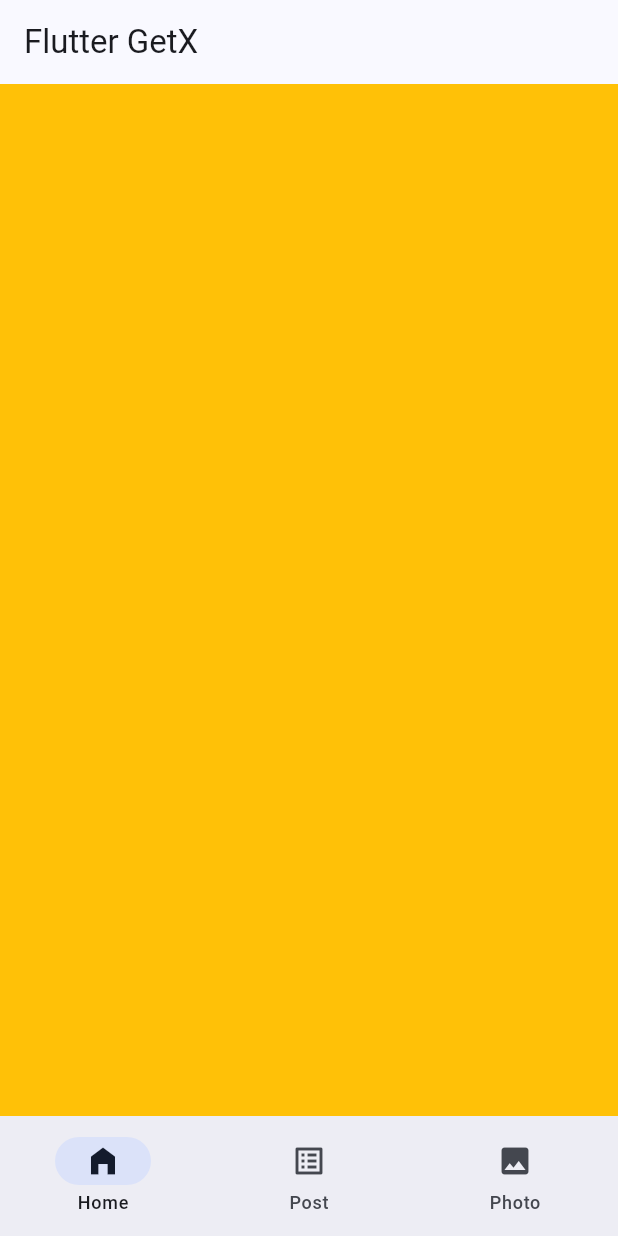
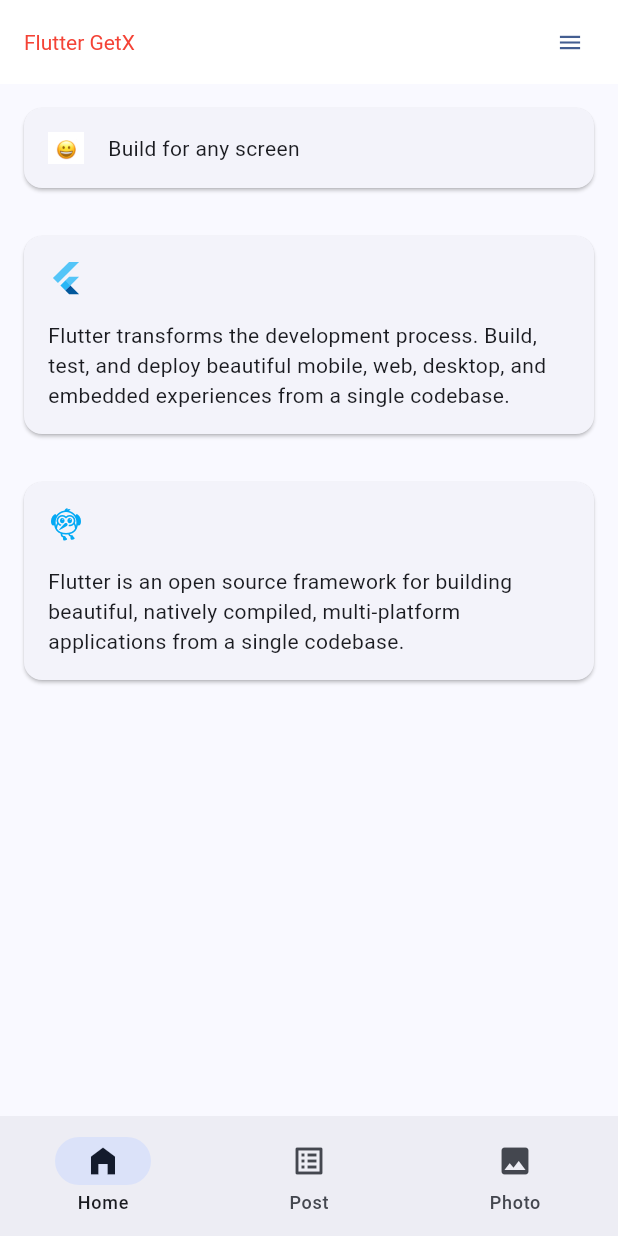
Before and after one commit to BobbyGim/flutter_getx, a Flutter app: the screen it shows after launch, on a phone screen of 412 x 824 dp. Run offline on Flutter 3.47's test engine with Material 3 defaults, Android fonts, the phone set to English and light mode, and no system bars; our stand-ins replace get; network calls fail; Roboto replaces fonts that are missing (NanumGothic).

```diff
--- /dev/null
+++ b/lib/api/api_info.dart
@@ -0,0 +1,3 @@
+class ApiInfo {
+  static const String rootPostUrl = "https://jsonplaceholder.typicode.com";
+}
--- /dev/null
+++ b/lib/common/code_info.dart
@@ -0,0 +1,4 @@
+enum CodeInfo {
+  ok,
+  err,
+}
--- a/lib/common/translations_info.dart
+++ b/lib/common/translations_info.dart
@@ -15,6 +15,11 @@ class TranslationsInfo extends Translations {
     "navBar.home": "Home",
     "navBar.post": "Post",
     "navBar.photo": "Photo",
+    "home.card.1": "Build for any screen",
+    "home.card.2":
+        "Flutter transforms the development process. Build, test, and deploy beautiful mobile, web, desktop, and embedded experiences from a single codebase.",
+    "home.card.3":
+        "Flutter is an open source framework for building beautiful, natively compiled, multi-platform applications from a single codebase.",
   };
 
   final Map<String, String> ko = {
@@ -24,5 +29,10 @@ class TranslationsInfo extends Translations {
     "navBar.home": "홈",
     "navBar.post": "포스트",
     "navBar.photo": "사진",
+    "home.card.1": "Build for any screen",
+    "home.card.2":
+        "Flutter transforms the development process. Build, test, and deploy beautiful mobile, web, desktop, and embedded experiences from a single codebase.",
+    "home.card.3":
+        "Flutter is an open source framework for building beautiful, natively compiled, multi-platform applications from a single codebase.",
   };
 }
--- a/lib/view/home/home_screen.dart
+++ b/lib/view/home/home_screen.dart
@@ -1,12 +1,92 @@
 import 'package:flutter/material.dart';
+import 'package:get/get.dart';
+import 'package:getx/components/loading_widget.dart';
+import 'package:getx/controller/home_controller.dart';
 
-class HomeScreen extends StatelessWidget {
+class HomeScreen extends GetView<HomeController> {
   const HomeScreen({super.key});
 
   @override
   Widget build(BuildContext context) {
-    return Container(
-      color: Colors.amber,
+    return Scaffold(
+      body: SafeArea(
+        child: Stack(
+          children: [
+            Column(
+              children: [
+                Card(
+                  margin: EdgeInsets.all(16),
+                  child: Padding(
+                    padding: const EdgeInsets.all(16.0),
+                    child: Row(
+                      children: [
+                        Image.asset(
+                          "assets/img/flutter.png",
+                          width: 24,
+                        ),
+                        SizedBox(
+                          width: 16,
+                        ),
+                        Expanded(
+                          child: Text("home.card.1".tr),
+                        ),
+                      ],
+                    ),
+                  ),
+                ),
+                Card(
+                  margin: EdgeInsets.all(16),
+                  child: Padding(
+                    padding: EdgeInsets.all(16),
+                    child: SizedBox(
+                      width: double.infinity,
+                      child: Column(
+                        crossAxisAlignment: CrossAxisAlignment.start,
+                        children: [
+                          FlutterLogo(),
+                          SizedBox(
+                            height: 16,
+                          ),
+                          Text("home.card.2".tr),
+                        ],
+                      ),
+                    ),
+                  ),
+                ),
+                Card(
+                  margin: EdgeInsets.all(16),
+                  child: Padding(
+                    padding: EdgeInsets.all(16),
+                    child: SizedBox(
+                      width: double.infinity,
+                      child: Column(
+                        crossAxisAlignment: CrossAxisAlignment.start,
+                        children: [
+                          Icon(
+                            Icons.flutter_dash,
+                            color: Colors.lightBlue,
+                          ),
+                          SizedBox(
+                            height: 16,
+                          ),
+                          Text(
+                            "home.card.3".tr,
+                          )
+                        ],
+                      ),
+                    ),
+                  ),
+                )
+              ],
+            ),
+            Obx(
+              () => LoadingWidget(
+                isViaible: controller.isLoading.value,
+              ),
+            ),
+          ],
+        ),
+      ),
     );
   }
 }
--- a/lib/view/main_screen.dart
+++ b/lib/view/main_screen.dart
@@ -1,7 +1,7 @@
 import 'package:animations/animations.dart';
 import 'package:flutter/material.dart';
 import 'package:get/get.dart';
-import 'package:getx/components/main_controller.dart';
+import 'package:getx/controller/main_controller.dart';
 import 'package:getx/router/router_info.dart';
 
 class MainScreen extends GetView<MainController> {
@@ -11,11 +11,16 @@ class MainScreen extends GetView<MainController> {
   Widget build(BuildContext context) {
     return Scaffold(
         appBar: AppBar(
+          backgroundColor: Colors.white,
+          titleTextStyle: TextStyle(color: Colors.red),
+          centerTitle: false,
           title: Obx(
             () => Text(
               controller.title.value,
+              textAlign: TextAlign.right,
             ),
           ),
+          actions: [TextButton(onPressed: () {}, child: Icon(Icons.menu))],
         ),
         body: SafeArea(
           child: PageTransitionSwitcher(
--- a/pubspec.yaml
+++ b/pubspec.yaml
@@ -58,6 +58,9 @@ flutter:
   # the material Icons class.
   uses-material-design: true
 
+  assets:
+    - assets/img/
+
   # To add assets to your application, add an assets section, like this:
   # assets:
   #   - images/a_dot_burr.jpeg
```
Also changed, not shown: lib/bind/init_bind.dart (+7 -1 lines), lib/components/loading_widget.dart (added, +23 -0 lines), lib/controller/home_controller.dart (added, +21 -0 lines), lib/controller/post_controller.dart (added, +35 -0 lines), lib/dao/post_dao.dart (added, +55 -0 lines), lib/dto/post_bean.dart (added, +22 -0 lines), lib/view/post/post_screen.dart (+34 -3 lines), assets/img/flutter.png (added), lib/controller/main_controller.dart (renamed from lib/components/main_controller.dart), 23 other files.
